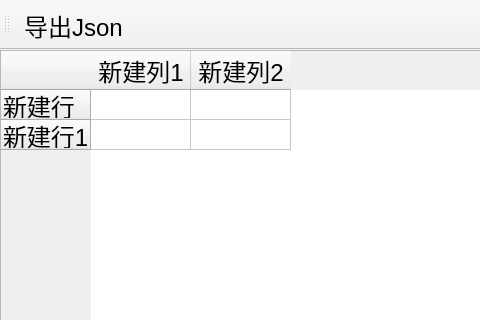
Above: QuteForm/formwindow.ui from euphoriaer/QuteForm before the change; both pictures show x 0 to 480 and y 0 to 320 of the 1314 by 888 pixel window. Below: the same form after it.
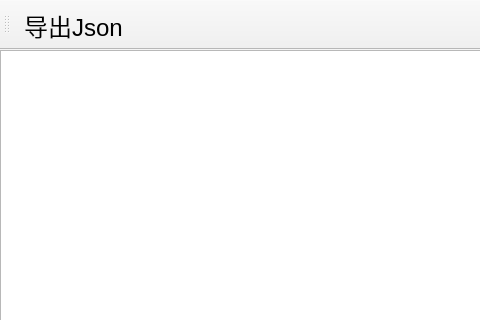
That is the form after the change. Icons and pictures are not drawn.

```diff
--- a/QuteForm/formwindow.ui
+++ b/QuteForm/formwindow.ui
@@ -31,60 +31,7 @@
      <number>0</number>
     </property>
     <item row="0" column="0">
-     <widget class="QTableWidget" name="tableWidget">
-      <property name="font">
-       <font>
-        <pointsize>18</pointsize>
-       </font>
-      </property>
-      <property name="showGrid">
-       <bool>true</bool>
-      </property>
-      <row>
-       <property name="text">
-        <string>新建行</string>
-       </property>
-       <property name="font">
-        <font>
-         <family>Arial</family>
-         <pointsize>18</pointsize>
-        </font>
-       </property>
-      </row>
-      <row>
-       <property name="text">
-        <string>新建行1</string>
-       </property>
-       <property name="font">
-        <font>
-         <family>Arial</family>
-         <pointsize>18</pointsize>
-        </font>
-       </property>
-      </row>
-      <column>
-       <property name="text">
-        <string>新建列1</string>
-       </property>
-       <property name="font">
-        <font>
-         <family>Arial</family>
-         <pointsize>18</pointsize>
-        </font>
-       </property>
-      </column>
-      <column>
-       <property name="text">
-        <string>新建列2</string>
-       </property>
-       <property name="font">
-        <font>
-         <family>Arial</family>
-         <pointsize>18</pointsize>
-        </font>
-       </property>
-      </column>
-     </widget>
+     <widget class="QTableView" name="tableView"/>
     </item>
    </layout>
   </widget>
```
